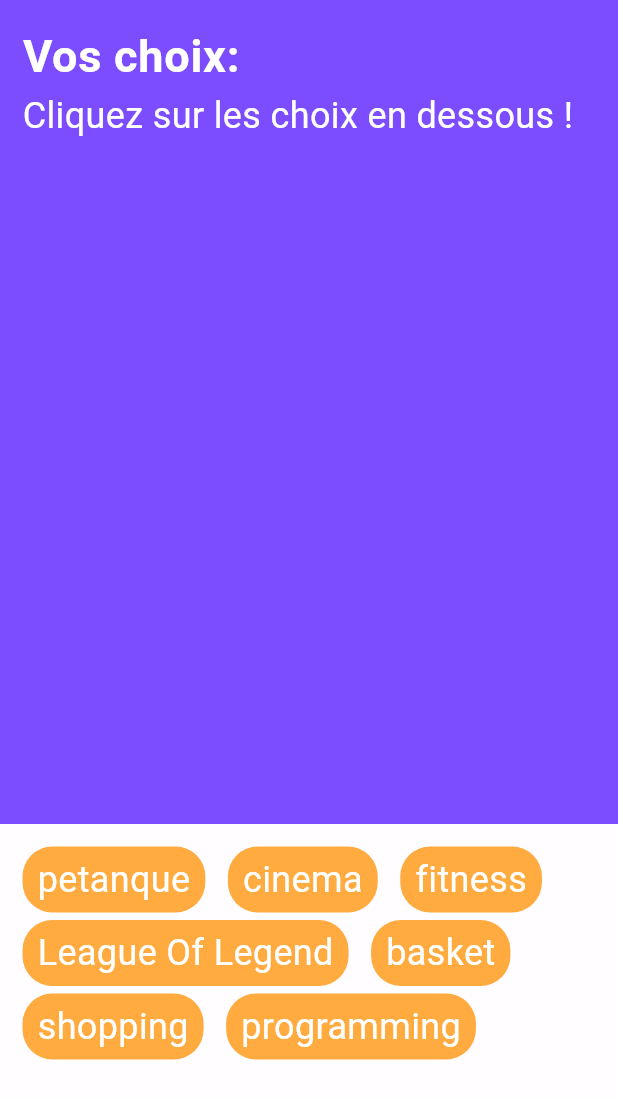
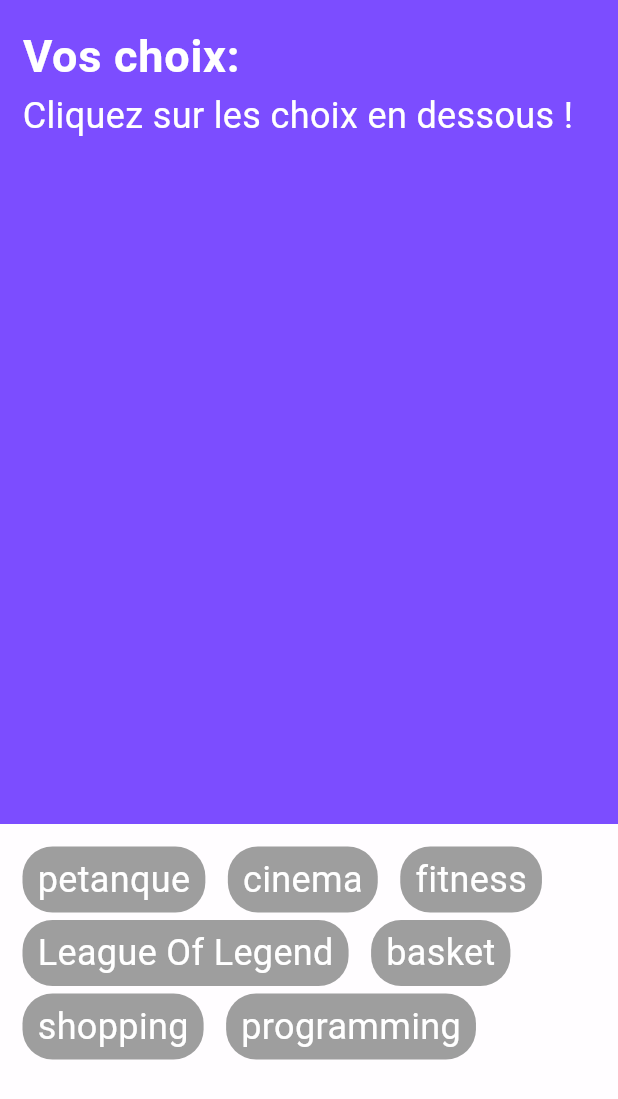
Before and after one commit to halimatou-cpu/tp_note_flutter_2023, a Flutter app: the screen it shows after launch, on a phone screen of 412 x 824 dp. Shown: the top 1099 px of the screen. Run offline on Flutter 3.47's test engine with Material 2 defaults, Android fonts, the phone set to English and light mode, and no system bars.

Commit message:
the app behaves as expected: colors reflect whether something is choosed or not

```diff
--- a/lib/footer.dart
+++ b/lib/footer.dart
@@ -2,10 +2,11 @@ import 'package:flutter/material.dart';
 import 'package:tp_note/choice_item.dart';
 
 class Footer extends StatelessWidget {
-  const Footer({Key? key, required this.availableChoices, required this.onChoiceClick}) : super(key: key);
+  const Footer({Key? key, required this.availableChoices, required this.onChoiceClick, required this.isChoosen}) : super(key: key);
 
   final List<String> availableChoices;
   final void Function(String) onChoiceClick;
+  final bool Function(String) isChoosen;
 
   @override
   Widget build(BuildContext context) {
@@ -20,7 +21,7 @@ class Footer extends StatelessWidget {
           children: availableChoices.map((choice) =>
               ChoiceItem(
                 itemText: choice,
-                color: Colors.orangeAccent,
+                color: isChoosen(choice) ? Colors.orangeAccent : null,
                 onPressed: () => onChoiceClick(choice),
               ),
           ).toList(),
--- a/lib/main.dart
+++ b/lib/main.dart
@@ -66,19 +66,23 @@ class _MyHomePageState extends State<MyHomePage> {
           children: [
             Expanded(
               flex: 2,
-              //child: Header(selectedChoices: widget.availableChoices),
               child: Header(selectedChoices: selectedChoices),
             ),
             Expanded(
               child: Footer(
                 availableChoices: widget.availableChoices,
                 onChoiceClick: _onChoiceClick,
+                isChoosen: _isChoosen,
               ),
             ),
           ],
         ),
       ),
     );
+  }
+
+  bool _isChoosen(choice) {
+    return selectedChoices.contains(choice);
   }
 
   void _onChoiceClick(String choice) {
```
